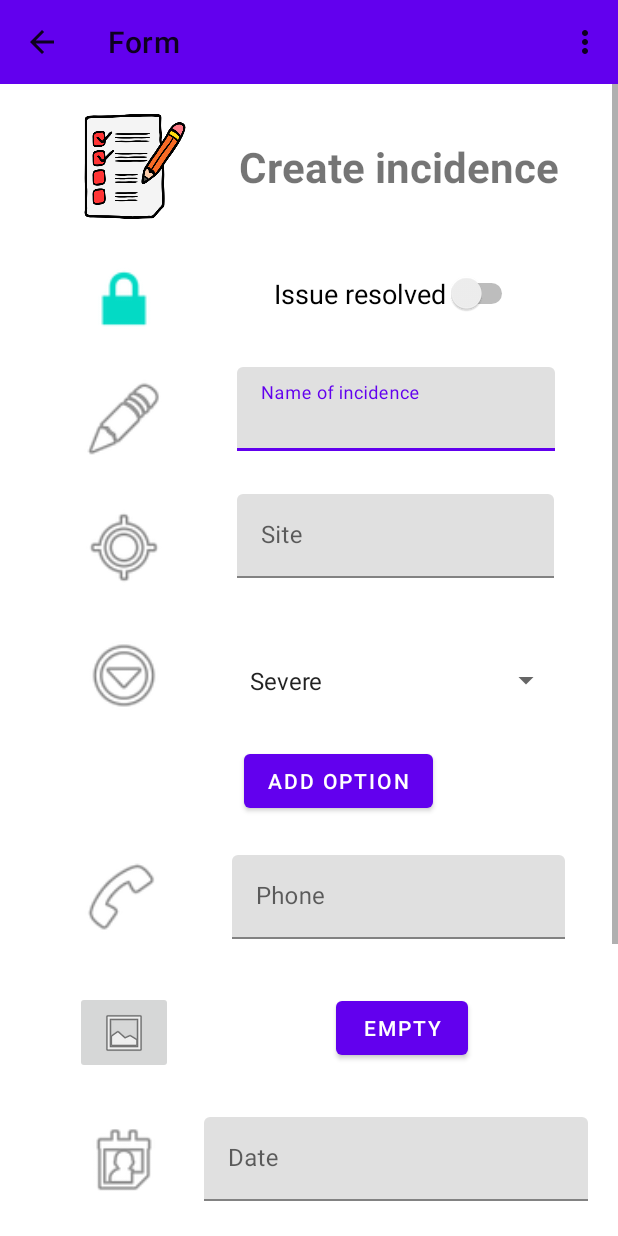
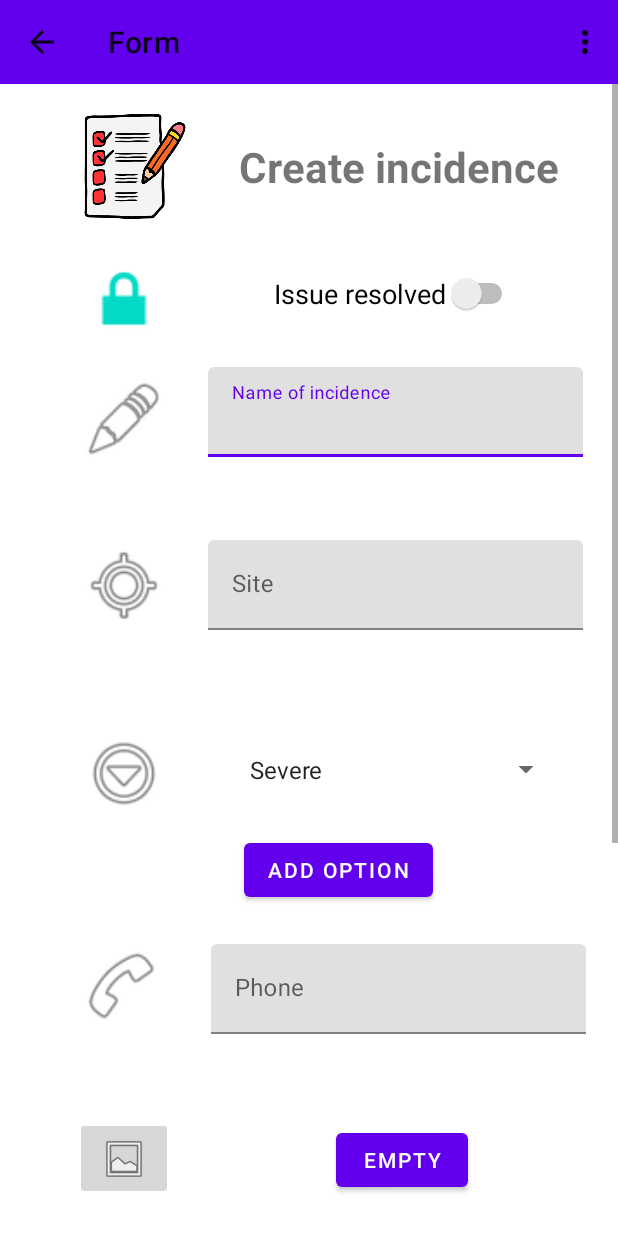
Before and after one commit to luquee21/Incidencias, an Android app: the FormActivity screen opened directly, with no data from a screen before it, on a phone screen of 412 x 824 dp. Run offline under Robolectric (Android 15) with nearby library versions, the phone set to English and light mode, and no system bars; 1 statement that could not run was skipped.

Commit message:
-Falta solo los estilos

```diff
--- a/app/src/main/java/com/incidences/incidencesapp/views/FormActivity.java
+++ b/app/src/main/java/com/incidences/incidencesapp/views/FormActivity.java
@@ -39,11 +39,11 @@ public class FormActivity extends AppCompatActivity implements IFormInterface.Vi
     final int month = c.get(Calendar.MONTH);
     final int day = c.get(Calendar.DAY_OF_MONTH);
     final int year = c.get(Calendar.YEAR);
+    private ArrayAdapter<String> adapter;
     private final String bar = "/";
     private final String zero = "0";
     private Button save, delete;
     private ImageView dateimage;
-    private TextInputEditText dateform;
     private ArrayList<String> options;
     private Button addOptions;
     private Spinner spinner;
@@ -65,22 +65,25 @@ public class FormActivity extends AppCompatActivity implements IFormInterface.Vi
         spinner();
         binds();
         listeners();
-        comprobationData();
+        checkData();
 
 
     }
 
     private void spinner() {
+        Log.d(TAG, "creating spinner...");
         spinner = findViewById(R.id.spinner);
         iEntity = new IncidencesEntity();
         options = new ArrayList<>();
         options.add(getString(R.string.severe));
         options.add(getString(R.string.moderate));
         options.add(getString(R.string.low));
-        spinner.setAdapter(new ArrayAdapter<>(this, android.R.layout.simple_spinner_item, options));
+        adapter = new ArrayAdapter<>(this, android.R.layout.simple_spinner_item, options);
+        spinner.setAdapter(adapter);
     }
 
     private void binds() {
+        Log.d(TAG, "binding...");
         save = findViewById(R.id.save);
         delete = findViewById(R.id.delete);
         addOptions = findViewById(R.id.addOptions);
@@ -97,11 +100,12 @@ public class FormActivity extends AppCompatActivity implements IFormInterface.Vi
         phoneTIET = findViewById(R.id.phoneTIET);
     }
 
-    private void comprobationData() {
+    private void checkData() {
+        Log.d(TAG, "checking data...");
         nameTIET.setOnFocusChangeListener((v, hasFocus) -> {
             if (!hasFocus) {
                 Log.d(TAG, "Exit name EditText");
-                int result = iEntity.setName(nameTIET.getText().toString());
+                int result = iEntity.setName(Objects.requireNonNull(nameTIET.getText()).toString());
                 if (result == 0) {
                     nameTIL.setError("");
                 } else if (result == 1) {
@@ -117,7 +121,7 @@ public class FormActivity extends AppCompatActivity implements IFormInterface.Vi
         siteTIET.setOnFocusChangeListener((v, hasFocus) -> {
             if (!hasFocus) {
                 Log.d(TAG, "Exit site EditText");
-                int result = iEntity.setName(siteTIET.getText().toString());
+                int result = iEntity.setSite(Objects.requireNonNull(siteTIET.getText()).toString());
                 if (result == 0) {
                     siteTIL.setError("");
                 } else if (result == 1) {
@@ -133,7 +137,7 @@ public class FormActivity extends AppCompatActivity implements IFormInterface.Vi
         dateTIET.setOnFocusChangeListener((v, hasFocus) -> {
             if (!hasFocus) {
                 Log.d(TAG, "Exit date EditText");
-                int result = iEntity.setName(dateTIET.getText().toString());
+                int result = iEntity.setDate(Objects.requireNonNull(dateTIET.getText()).toString());
                 if (result == 0) {
                     dateTIL.setError("");
                 } else if (result == 1) {
@@ -145,9 +149,42 @@ public class FormActivity extends AppCompatActivity implements IFormInterface.Vi
                 Log.d(TAG, "Input date EditText");
             }
         });
+
+        descriptionTIET.setOnFocusChangeListener((v, hasFocus) -> {
+            if (!hasFocus) {
+                Log.d(TAG, "Exit description EditText");
+                int result = iEntity.setDescription(Objects.requireNonNull(descriptionTIET.getText()).toString());
+                if (result == 0) {
+                    descriptionTIL.setError("");
+                } else {
+                    descriptionTIL.setError(getString(R.string.description_cant_empty));
+                }
+            } else {
+                Log.d(TAG, "Input description EditText");
+            }
+        });
+
+        phoneTIET.setOnFocusChangeListener((v, hasFocus) -> {
+            if (!hasFocus) {
+                Log.d(TAG, "Exit phone EditText");
+                int result = iEntity.setPhone(Objects.requireNonNull(phoneTIET.getText()).toString());
+                if (result == 0) {
+                    phoneTIL.setError("");
+                } else if (result == 1) {
+                    phoneTIL.setError(getString(R.string.phone_cant_empty));
+                } else if (result == 2) {
+                    phoneTIL.setError(getString(R.string.phone_only_numbers));
+                } else {
+                    phoneTIL.setError(getString(R.string.phone_too_long));
+                }
+            } else {
+                Log.d(TAG, "Input phone EditText");
+            }
+        });
     }
 
     private void listeners() {
+        Log.d(TAG, "checking listeners...");
         save.setOnClickListener(v -> {
             Log.d(TAG, "Click save button pressed");
             formPresenter.onClickSaveButton();
@@ -306,13 +343,14 @@ public class FormActivity extends AppCompatActivity implements IFormInterface.Vi
 
     @Override
     public void addOptionsToSpinner(String text) {
-        options.add(text);
-        spinner.setAdapter(new ArrayAdapter<>(this, android.R.layout.simple_spinner_item, options));
-
+        Log.d(TAG, "option added to spinner...");
+        adapter.add(text);
+        spinner.setSelection(adapter.getPosition(text));
     }
 
     @Override
     public void showErrorAddTextToSpinner() {
+        Log.d(TAG, "showing error adding option to spinner...");
         Toast.makeText(this, R.string.text_cant_be_empty, Toast.LENGTH_SHORT).show();
     }
 }
--- a/app/src/main/res/layout/activity_form.xml
+++ b/app/src/main/res/layout/activity_form.xml
@@ -47,7 +47,7 @@
                 android:layout_width="65dp"
                 android:layout_height="55dp"
                 android:layout_marginStart="50dp"
-                android:layout_marginTop="30dp"
+                android:layout_marginTop="55dp"
                 app:layout_constraintStart_toStartOf="parent"
                 app:layout_constraintTop_toBottomOf="@+id/imageView3"
                 app:srcCompat="@android:drawable/ic_menu_mylocation" />
@@ -80,7 +80,7 @@
                 android:layout_width="65dp"
                 android:layout_height="55dp"
                 android:layout_marginStart="50dp"
-                android:layout_marginTop="30dp"
+                android:layout_marginTop="70dp"
                 app:layout_constraintStart_toStartOf="parent"
                 app:layout_constraintTop_toBottomOf="@+id/imageView5"
                 app:srcCompat="@android:drawable/ic_menu_more" />
@@ -100,7 +100,7 @@
                 android:layout_width="65dp"
                 android:layout_height="55dp"
                 android:layout_marginStart="50dp"
-                android:layout_marginTop="35dp"
+                android:layout_marginTop="60dp"
                 app:layout_constraintStart_toStartOf="parent"
                 app:layout_constraintTop_toBottomOf="@+id/imageView8"
                 app:srcCompat="@android:drawable/ic_menu_gallery" />
@@ -163,8 +163,8 @@
 
             <com.google.android.material.textfield.TextInputLayout
                 android:id="@+id/nameTIL"
-                android:layout_width="212dp"
-                android:layout_height="59dp"
+                android:layout_width="250dp"
+                android:layout_height="90dp"
                 android:layout_marginTop="35dp"
                 app:layout_constraintEnd_toEndOf="parent"
                 app:layout_constraintStart_toEndOf="@+id/imageView3"
@@ -172,15 +172,15 @@
 
                 <com.google.android.material.textfield.TextInputEditText
                     android:id="@+id/nameTIET"
-                    android:layout_width="match_parent"
-                    android:layout_height="wrap_content"
+                    android:layout_width="250dp"
+                    android:layout_height="60dp"
                     android:hint="@string/name_of_incidence" />
             </com.google.android.material.textfield.TextInputLayout>
 
             <com.google.android.material.textfield.TextInputLayout
                 android:id="@+id/phoneTIL"
-                android:layout_width="222dp"
-                android:layout_height="61dp"
+                android:layout_width="250dp"
+                android:layout_height="90dp"
                 android:layout_marginStart="45dp"
                 android:layout_marginTop="25dp"
                 android:layout_marginEnd="40dp"
@@ -190,8 +190,8 @@
 
                 <com.google.android.material.textfield.TextInputEditText
                     android:id="@+id/phoneTIET"
-                    android:layout_width="match_parent"
-                    android:layout_height="wrap_content"
+                    android:layout_width="250dp"
+                    android:layout_height="60dp"
                     android:hint="@string/phone" />
             </com.google.android.material.textfield.TextInputLayout>
 
@@ -208,8 +208,8 @@
 
             <com.google.android.material.textfield.TextInputLayout
                 android:id="@+id/descriptionTIL"
-                android:layout_width="261dp"
-                android:layout_height="161dp"
+                android:layout_width="250dp"
+                android:layout_height="180dp"
                 android:layout_marginStart="15dp"
                 android:layout_marginTop="40dp"
                 android:layout_marginEnd="15dp"
@@ -220,15 +220,15 @@
 
                 <com.google.android.material.textfield.TextInputEditText
                     android:id="@+id/descriptionTIET"
-                    android:layout_width="match_parent"
-                    android:layout_height="match_parent" />
+                    android:layout_width="250dp"
+                    android:layout_height="150dp" />
             </com.google.android.material.textfield.TextInputLayout>
 
 
             <com.google.android.material.textfield.TextInputLayout
                 android:id="@+id/dateTIL"
-                android:layout_width="256dp"
-                android:layout_height="59dp"
+                android:layout_width="250dp"
+                android:layout_height="90dp"
                 android:layout_marginTop="35dp"
                 app:layout_constraintEnd_toEndOf="parent"
                 app:layout_constraintStart_toEndOf="@+id/dateimage"
@@ -236,15 +236,15 @@
 
                 <com.google.android.material.textfield.TextInputEditText
                     android:id="@+id/dateTIET"
-                    android:layout_width="match_parent"
-                    android:layout_height="wrap_content"
+                    android:layout_width="250dp"
+                    android:layout_height="60dp"
                     android:hint="@string/date" />
             </com.google.android.material.textfield.TextInputLayout>
 
             <com.google.android.material.textfield.TextInputLayout
                 android:id="@+id/siteTIL"
-                android:layout_width="211dp"
-                android:layout_height="61dp"
+                android:layout_width="250dp"
+                android:layout_height="90dp"
                 android:layout_marginTop="25dp"
                 android:hint="@string/site"
                 app:layout_constraintEnd_toEndOf="parent"
@@ -253,8 +253,8 @@
 
                 <com.google.android.material.textfield.TextInputEditText
                     android:id="@+id/siteTIET"
-                    android:layout_width="match_parent"
-                    android:layout_height="wrap_content" />
+                    android:layout_width="250dp"
+                    android:layout_height="60dp" />
             </com.google.android.material.textfield.TextInputLayout>
 
             <ImageView
--- a/app/src/main/res/layout/activity_search.xml
+++ b/app/src/main/res/layout/activity_search.xml
@@ -85,7 +85,7 @@
         app:srcCompat="@android:drawable/ic_menu_more" />
 
     <ImageView
-        android:id="@+id/imageView14"
+        android:id="@+id/imageDate"
         android:layout_width="55dp"
         android:layout_height="45dp"
         android:layout_marginTop="24dp"
--- a/app/src/main/res/values/strings.xml
+++ b/app/src/main/res/values/strings.xml
@@ -1,8 +1,5 @@
 <resources>
     <string name="app_name" translatable="false">IncidencesApp</string>
-    <string name="title_activity_form" translatable="false">FormActivity</string>
-    <string name="hello_first_fragment" translatable="false">Hello first fragment</string>
-    <string name="hello_second_fragment" translatable="false">Hello second fragment. Arg: %1$s</string>
     <string name="search">Search</string>
     <string name="sort">Sort</string>
     <string name="settings">Settings</string>
@@ -30,18 +27,22 @@
     <string name="dialog_delete_form">¿Esta seguro que desea eliminar el formulario?</string>
     <string name="yes">yes</string>
     <string name="cancel">cancel</string>
-    <string name="about_me">about</string>
+    <string name="about_me">About me</string>
     <string name="form">Form</string>
     <string name="severe">Severe</string>
     <string name="moderate">Moderate</string>
     <string name="low">Low</string>
     <string name="add">Add</string>
-    <string name="show_dialog_add_options">Introduce la opcion a añadir</string>
-    <string name="text_cant_be_empty">El texto no puede estar vacío</string>
+    <string name="show_dialog_add_options">Add option</string>
+    <string name="text_cant_be_empty">Text can\'t be empty</string>
     <string name="name_only_letter_numbers">Name, can only contain letters and/or numbers</string>
-    <string name="name_cant_empty">Name, can´t be empty</string>
+    <string name="name_cant_empty">Name, can\'t be empty</string>
     <string name="site_cant_empty">Site can\'t be empty</string>
     <string name="site_only_letter_numbers">Site can only contains letters and/or numbers</string>
     <string name="date_cant_empty">Date can\'t be empty</string>
-    <string name="date_error_formated">Bad date form</string>
+    <string name="date_error_formated">Bad date form. Format:(dd/mm/yyyy)</string>
+    <string name="description_cant_empty">Description can\'t be empty</string>
+    <string name="phone_cant_empty">Phone can\'t be empty</string>
+    <string name="phone_only_numbers">Phone must only contain numbers</string>
+    <string name="phone_too_long">Phone must only contain 9 digits</string>
 </resources>
```
Also changed, not shown: app/src/main/java/com/incidences/incidencesapp/models/IncidencesEntity.java (+31 -13 lines), app/src/main/java/com/incidences/incidencesapp/views/SearchActivity.java (+26 -3 lines), 1 other file.
